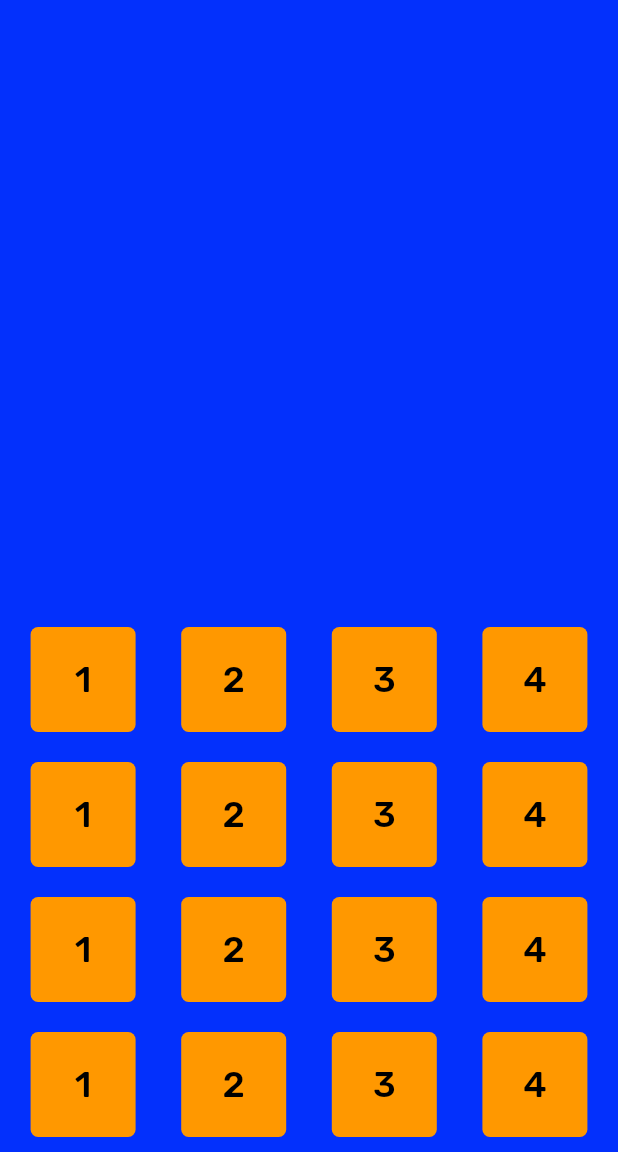
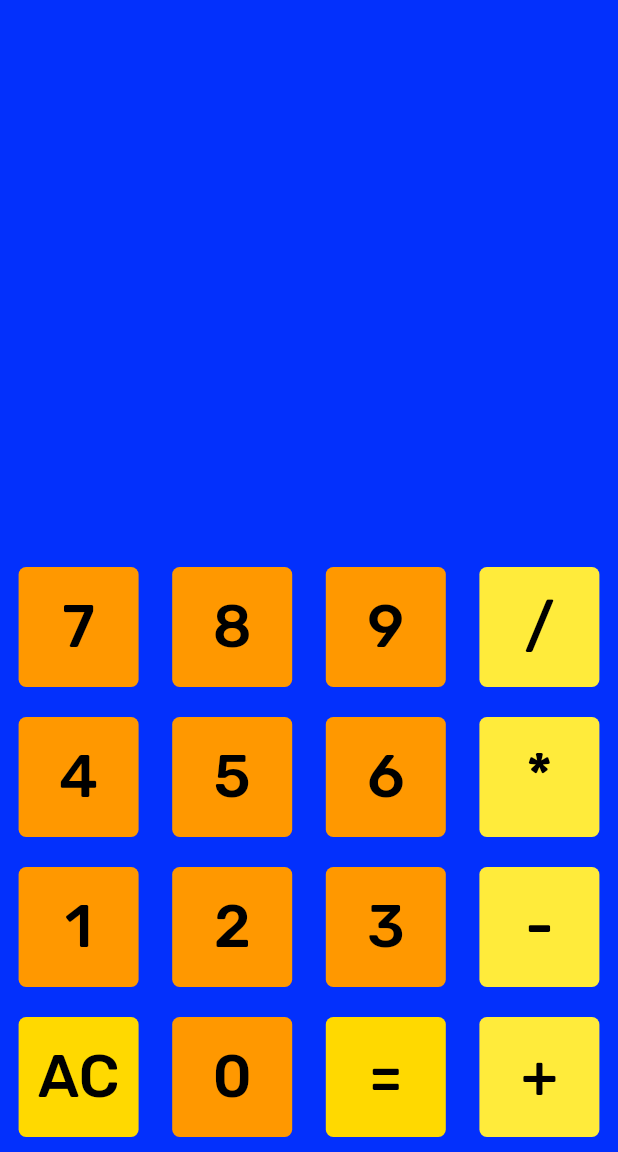
Before and after one commit to Jaugustin3-gsu/calculator-app, a Flutter app: the screen it shows after launch, on a phone screen of 412 x 824 dp, the part 84-1236 px from its top. Run offline on Flutter 3.47's test engine with Material 3 defaults, Android fonts, the phone set to English and light mode, and no system bars; our stand-ins replace google_fonts.

Commit message:
added button numbers & changed the size of buttons and added colors

```diff
--- a/lib/button.dart
+++ b/lib/button.dart
@@ -8,8 +8,13 @@ class Button extends StatelessWidget {
 
 
 final String num;
+final Color fillColor;
+final Color textColor;
+final double textSize;
+//final Function callback;
 
-const Button(this.num);
+
+const Button(this.num,this.fillColor,this.textColor,this.textSize,);
 
 @override
   Widget build(BuildContext context) {
@@ -17,14 +22,14 @@ const Button(this.num);
 
                 margin: EdgeInsets.all(10),
                   child: SizedBox(
-                    width: 70,
-                    height: 70,
+                    width: 80,
+                    height: 80,
                     child: TextButton(
                       onPressed: () {},
 
                       style: TextButton.styleFrom(
-                        foregroundColor: Colors.black,
-                        backgroundColor: Colors.orange,
+                        foregroundColor: textColor,
+                        backgroundColor: fillColor,
                         shape: RoundedRectangleBorder(
 
                           borderRadius: BorderRadius.circular(5.0)
@@ -33,7 +38,7 @@ const Button(this.num);
                       child: Text(num,
                                   style: GoogleFonts.rubik(
                                     textStyle: TextStyle(
-                                      fontSize: 24,
+                                      fontSize: textSize,
                                     )
                                   ),
                                   ),
--- a/lib/main.dart
+++ b/lib/main.dart
@@ -60,10 +60,10 @@ class _MyHomePageState extends State<MyHomePage> {
               mainAxisAlignment: MainAxisAlignment.spaceEvenly,
               children: [
 
-                Button('1'),
-                Button('2'),
-                Button('3'),
-                Button('4')
+                Button('7',Colors.orange,Colors.black,40),
+                Button('8',Colors.orange,Colors.black,40),
+                Button('9',Colors.orange,Colors.black,40),
+                Button('/',Colors.yellow,Colors.black,40)
               ],
             ),
 
@@ -71,10 +71,11 @@ class _MyHomePageState extends State<MyHomePage> {
               mainAxisAlignment: MainAxisAlignment.spaceEvenly,
               children: [
 
-                Button('1'),
-                Button('2'),
-                Button('3'),
-                Button('4')
+
+               Button('4',Colors.orange,Colors.black,40),
+                Button('5',Colors.orange,Colors.black,40),
+                Button('6',Colors.orange,Colors.black,40),
+                Button('*',Colors.yellow,Colors.black,40)
               ],
             ),
 
@@ -82,10 +83,10 @@ class _MyHomePageState extends State<MyHomePage> {
               mainAxisAlignment: MainAxisAlignment.spaceEvenly,
               children: [
 
-                Button('1'),
-                Button('2'),
-                Button('3'),
-                Button('4')
+                Button('1',Colors.orange,Colors.black,40),
+                Button('2',Colors.orange,Colors.black,40),
+                Button('3',Colors.orange,Colors.black,40),
+                Button('-',Colors.yellow,Colors.black,40)
               ],
             ),
 
@@ -93,10 +94,10 @@ class _MyHomePageState extends State<MyHomePage> {
               mainAxisAlignment: MainAxisAlignment.spaceEvenly,
               children: [
 
-                Button('1'),
-                Button('2'),
-                Button('3'),
-                Button('4')
+                Button('AC',const Color.fromARGB(255, 255, 217, 0),Colors.black,40),
+                Button('0',Colors.orange,Colors.black,40),
+                Button('=',const Color.fromARGB(255, 255, 217, 0),Colors.black,40),
+                Button('+',Colors.yellow,Colors.black,40)
               ],
             ),
 
```
